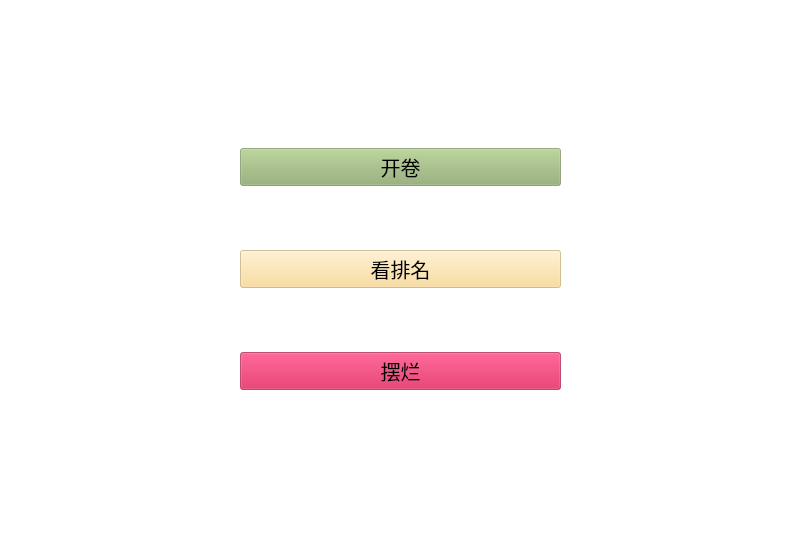
Qt form mainwindow.ui (ljzalc1022/GPA_NINJA) before a commit.
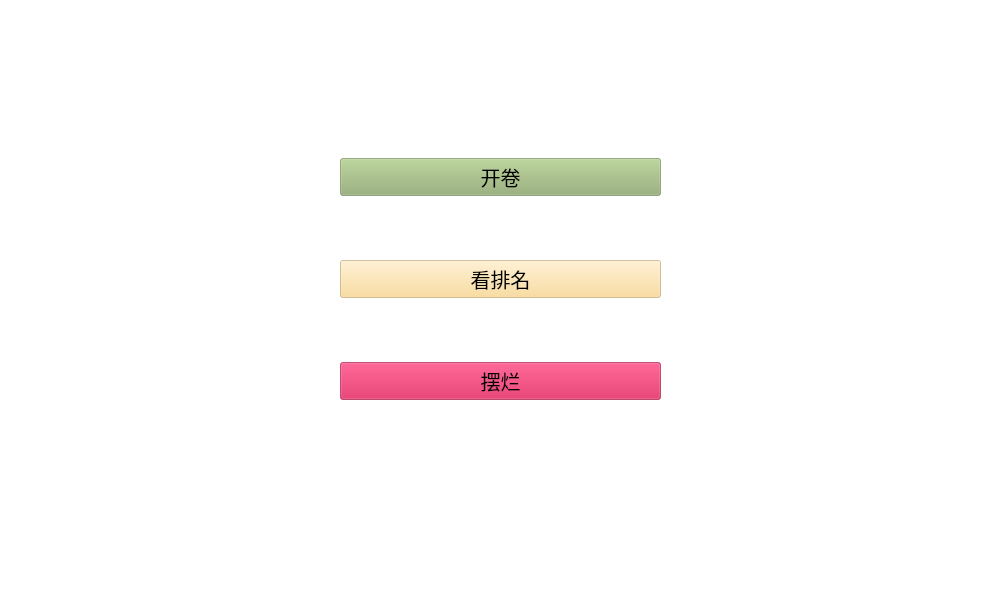
The same form after that commit. Icons and pictures are not drawn. Custom widgets are drawn as their Qt base class.

Diff of the .ui file:
```diff
--- a/mainwindow.ui
+++ b/mainwindow.ui
@@ -6,10 +6,28 @@
    <rect>
     <x>0</x>
     <y>0</y>
-    <width>800</width>
-    <height>548</height>
+    <width>1000</width>
+    <height>600</height>
    </rect>
   </property>
+  <property name="sizePolicy">
+   <sizepolicy hsizetype="Fixed" vsizetype="Fixed">
+    <horstretch>0</horstretch>
+    <verstretch>0</verstretch>
+   </sizepolicy>
+  </property>
+  <property name="minimumSize">
+   <size>
+    <width>1000</width>
+    <height>600</height>
+   </size>
+  </property>
+  <property name="maximumSize">
+   <size>
+    <width>1000</width>
+    <height>600</height>
+   </size>
+  </property>
   <property name="windowTitle">
    <string>GPA NINJA</string>
   </property>
@@ -17,8 +35,8 @@
    <widget class="QWidget" name="verticalLayoutWidget">
     <property name="geometry">
      <rect>
-      <x>240</x>
-      <y>90</y>
+      <x>340</x>
+      <y>100</y>
       <width>321</width>
       <height>361</height>
      </rect>
@@ -109,10 +127,16 @@
      <rect>
       <x>-5</x>
       <y>-9</y>
-      <width>811</width>
+      <width>1011</width>
       <height>611</height>
      </rect>
     </property>
+    <property name="sizePolicy">
+     <sizepolicy hsizetype="Fixed" vsizetype="Fixed">
+      <horstretch>0</horstretch>
+      <verstretch>0</verstretch>
+     </sizepolicy>
+    </property>
     <property name="autoFillBackground">
      <bool>true</bool>
     </property>
```
